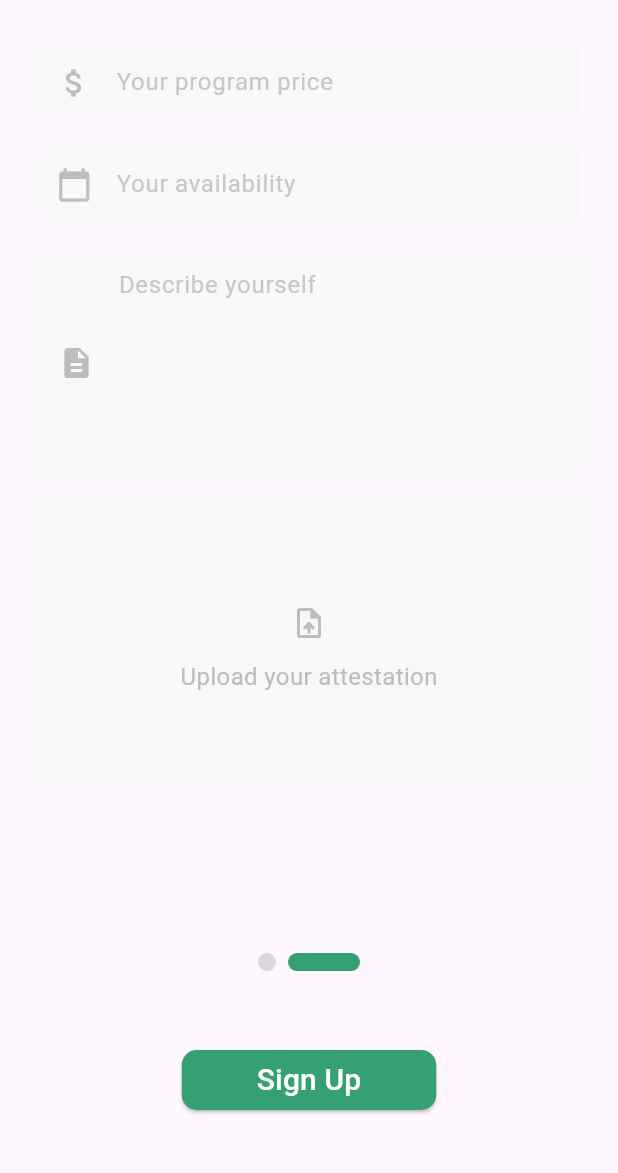
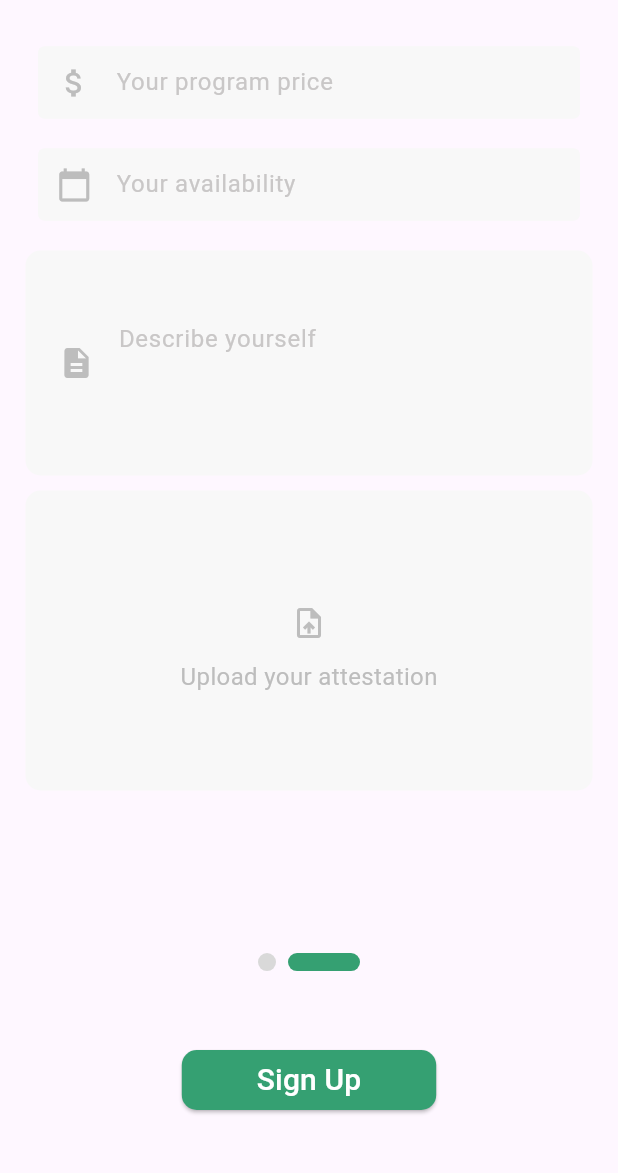
Before and after one commit to malakbenh/vitafit, a Flutter app: the screen it shows after launch, swiped to page 2, on a phone screen of 412 x 824 dp, the part 63-1236 px from its top. Run offline on Flutter 3.47's test engine with Material 3 defaults, Android fonts, the phone set to English and light mode, and no system bars; drawn by our look-alikes of smooth_page_indicator; our stand-ins replace file_picker, flutter_image_compress, flutter_screenutil, image_picker.

Commit message:
CoachSignUp

```diff
--- a/lib/screens/coachSignUp.dart
+++ b/lib/screens/coachSignUp.dart
@@ -1,14 +1,14 @@
 import 'package:flutter/material.dart';
-import 'package:vitafit/custom_widgets/CustomTextFormField.dart';
-import 'package:vitafit/custom_widgets/custom_button.dart';
-import 'package:vitafit/custom_widgets/DropdownButtonFormField.dart';
+import 'package:vitafit/view/custom_widgets/CustomTextFormField.dart';
+import 'package:vitafit/view/custom_widgets/custom_button.dart';
+import 'package:vitafit/view/custom_widgets/DropdownButtonFormField.dart';
 import 'package:image_picker/image_picker.dart';
 import 'dart:io';
 import 'package:flutter_screenutil/flutter_screenutil.dart';
 import 'package:flutter_image_compress/flutter_image_compress.dart';
 import 'package:file_picker/file_picker.dart';
 
-import 'package:vitafit/custom_widgets/dots.dart';
+import 'package:vitafit/view/custom_widgets/dots.dart';
 
 class TwoFormScreens extends StatefulWidget {
   @override
@@ -204,7 +204,7 @@ class _TwoFormScreensState extends State<TwoFormScreens> {
                             CustomTextFormField(
                               hintText: 'Enter your password',
                               prefixIcon: Icons.lock,
-                              obscureText: _obscureText,
+                              obscureText: true,
                               errorBorderSize: 1.0,
                               validator: (value) {
                                 if (value!.isEmpty || value.length < 7) {
@@ -343,6 +343,8 @@ class _TwoFormScreensState extends State<TwoFormScreens> {
                                 color: Color(0xFFF8F8F8),
                                 borderRadius: BorderRadius.circular(10),
                               ),
+                              child: Center(
+                                child: Container(
                                   child: CustomTextFormField(
                                     hintText: 'Describe yourself',
                                     prefixIcon: Icons.description,
@@ -360,6 +362,8 @@ class _TwoFormScreensState extends State<TwoFormScreens> {
                                     onSaved: (value) {
                                       _description = value!;
                                     },
+                                  ),
+                                ),
                               ),
                             ),
                             SizedBox(height: 10),
--- a/lib/custom_widgets/CustomTextFormField.dart
+++ b/lib/view/custom_widgets/CustomTextFormField.dart
@@ -19,7 +19,7 @@ class CustomTextFormField extends StatelessWidget {
     required this.onChanged,
     required this.onSaved,
     this.obscureText = false,
-    this.maxLines,
+    this.maxLines = 1,
     this.errorBorderSize,
   })  : decoration = InputDecoration(
           hintText: hintText,
```
Also changed, not shown: lib/view/custom_widgets/DropdownButtonFormField.dart (renamed from lib/custom_widgets/DropdownButtonFormField.dart), lib/view/custom_widgets/custom_button.dart (renamed from lib/custom_widgets/custom_button.dart), lib/view/custom_widgets/dots.dart (renamed from lib/custom_widgets/dots.dart). Lines whose indentation alone changed are shown as unchanged.
